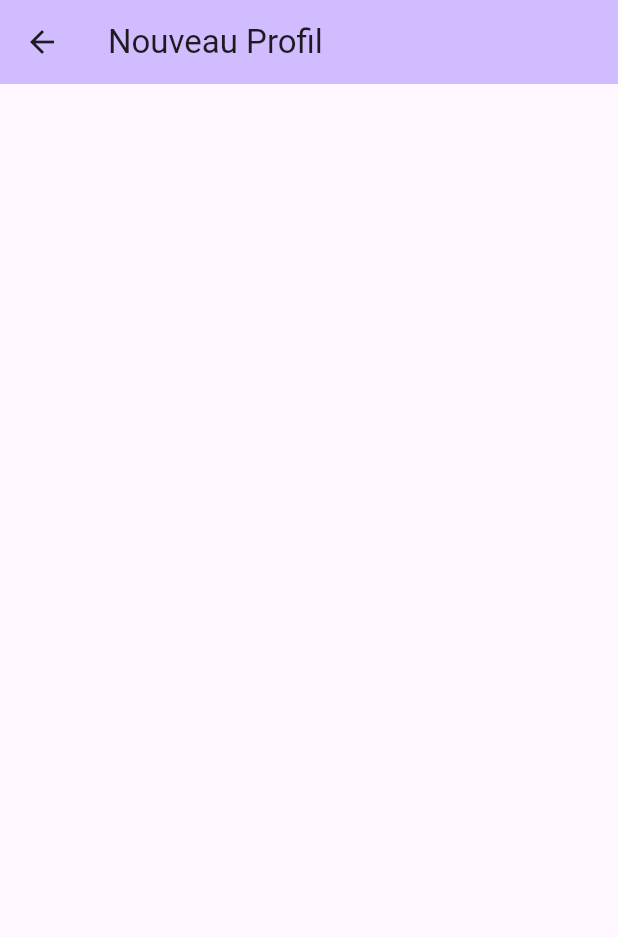
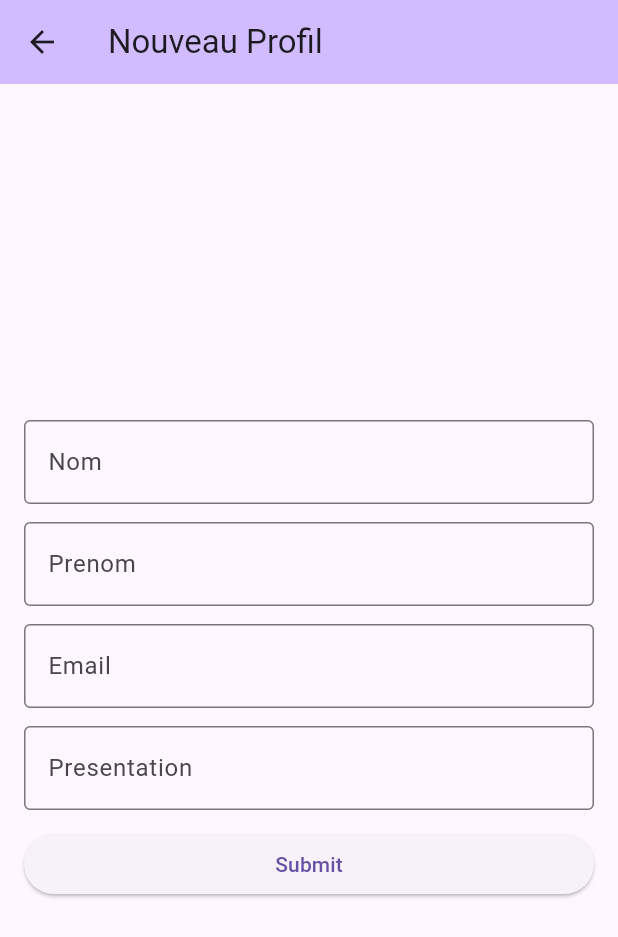
Before and after one commit to oulanbator/cours_flutter_profile_form, a Flutter app: the ProfilCreate screen opened directly, on a phone screen of 412 x 824 dp. Shown: the top 937 px of the screen. Run offline on Flutter 3.47's test engine with Material 3 defaults, Android fonts, the phone set to English and light mode, and no system bars; network calls fail.

Commit message:
Exercice 1

```diff
--- a/lib/screens/profil/profil_create.dart
+++ b/lib/screens/profil/profil_create.dart
@@ -8,6 +8,13 @@ class ProfilCreate extends StatefulWidget {
 }
 
 class _ProfilCreateState extends State<ProfilCreate> {
+  final _formKey = GlobalKey<FormState>();
+
+  final _nameController = TextEditingController();
+  final _firstnameController = TextEditingController();
+  final _emailController = TextEditingController();
+  final _presentationController = TextEditingController();
+
   @override
   Widget build(BuildContext context) {
     return Scaffold(
@@ -15,6 +22,109 @@ class _ProfilCreateState extends State<ProfilCreate> {
         title: const Text("Nouveau Profil"),
         backgroundColor: Theme.of(context).colorScheme.inversePrimary,
       ),
+      body: Form(
+        key: _formKey,
+        child: Padding(
+          padding: const EdgeInsets.all(16.0),
+          child: Column(
+            mainAxisAlignment: MainAxisAlignment.center,
+            children: [
+              TextFormField(
+                controller: _nameController,
+                decoration: const InputDecoration(
+                    border: OutlineInputBorder(), labelText: "Nom"),
+                validator: (value) {
+                  if (value == null || value.isEmpty) {
+                    return "Le champ est incomplet";
+                  }
+                  if (value.length < 3) {
+                    return "Le champ doit contenir au moins 3 caractères";
+                  }
+                  return null;
+                },
+              ),
+              const SizedBox(height: 12),
+              TextFormField(
+                controller: _firstnameController,
+                decoration: const InputDecoration(
+                    border: OutlineInputBorder(), labelText: "Prenom"),
+                validator: (value) {
+                  if (value == null || value.isEmpty) {
+                    return "Le champ est incomplet";
+                  }
+                  if (value.length < 2) {
+                    return "Le champ doit contenir au moins 2 caractères";
+                  }
+                  return null;
+                },
+              ),
+              const SizedBox(height: 12),
+              TextFormField(
+                controller: _emailController,
+                decoration: const InputDecoration(
+                    border: OutlineInputBorder(), labelText: "Email"),
+                validator: (value) {
+                  if (value == null || value.isEmpty) {
+                    return "Le champ est incomplet";
+                  }
+                  return null;
+                },
+              ),
+              const SizedBox(height: 12),
+              TextFormField(
+                controller: _presentationController,
+                decoration: const InputDecoration(
+                    border: OutlineInputBorder(), labelText: "Presentation"),
+                validator: (value) {
+                  if (value == null || value.isEmpty) {
+                    return "Le champ est incomplet";
+                  }
+                  if (value.length < 20) {
+                    return "Le champ doit contenir au moins 20 caractères";
+                  }
+                  return null;
+                },
+              ),
+              const SizedBox(height: 12),
+              OverflowBar(
+                children: [
+                  SizedBox(
+                    width: double.infinity,
+                    child: ElevatedButton(
+                      onPressed: () => _submitForm(),
+                      child: const Text("Submit"),
+                    ),
+                  )
+                ],
+              )
+            ],
+          ),
+        ),
+      ),
     );
   }
+
+  void _submitForm() {
+    if (_formKey.currentState != null) {
+      if (_formKey.currentState!.validate()) {
+        print('hello');
+        print('Name: ${_nameController.text}');
+        print('FirstName: ${_firstnameController.text}');
+        print('Mail: ${_emailController.text}');
+        print('Presentation: ${_presentationController.text}');
+        ScaffoldMessenger.of(context).showSnackBar(
+          const SnackBar(
+            duration: Duration(seconds: 3),
+            content: Text("Complété avec succès !"),
+          ),
+        );
+      }
+    }
+  }
+
+  void dispose() {
+    _nameController.dispose();
+    _emailController.dispose();
+    super.dispose();
+  }
 }
```
Also changed, not shown: 21 other files.
